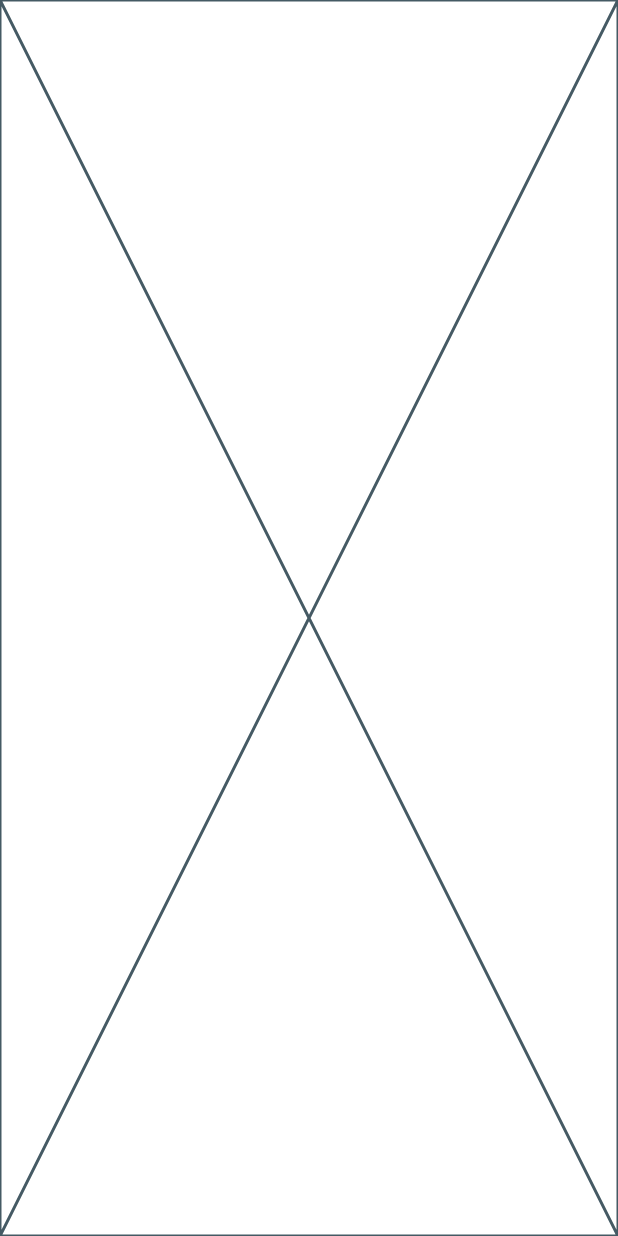
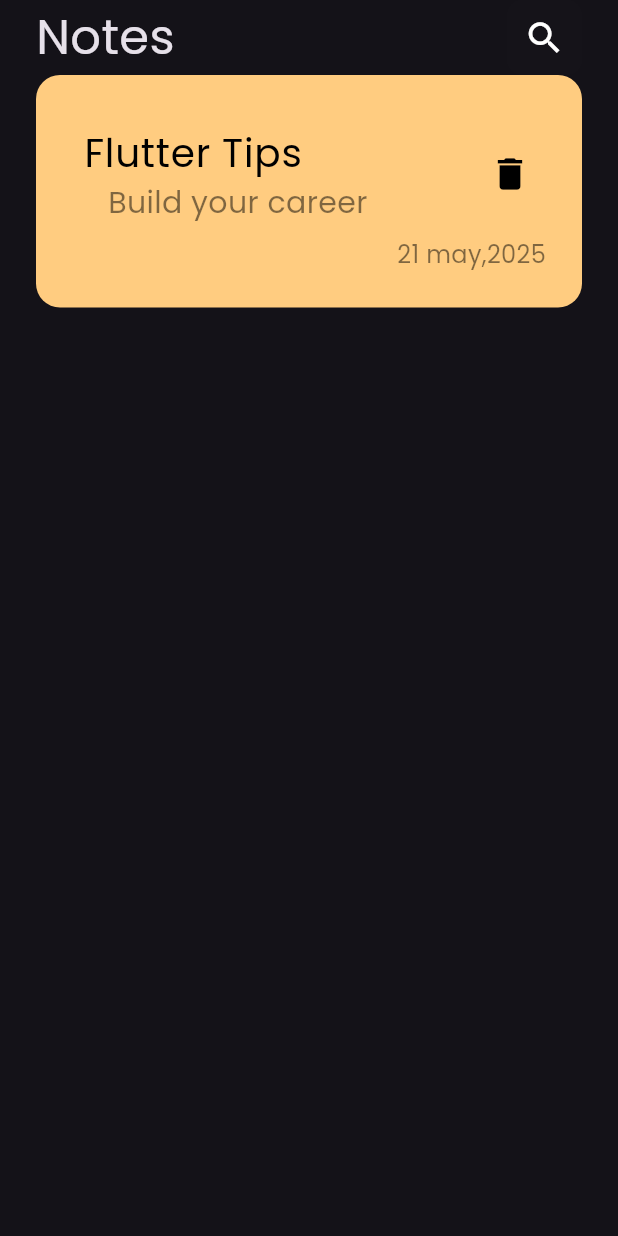
Before and after one commit to MariamEssam5/My-Notes-App, a Flutter app: the screen it shows after launch, on a phone screen of 412 x 824 dp. Run offline on Flutter 3.47's test engine with Material 3 defaults, Android fonts, the phone set to English and light mode, and no system bars.

Commit message:
create custom note item

```diff
--- a/lib/main.dart
+++ b/lib/main.dart
@@ -12,7 +12,7 @@
   Widget build(BuildContext context) {
     return MaterialApp(
       debugShowCheckedModeBanner: false,
-      theme: ThemeData(brightness: Brightness.dark),
+      theme: ThemeData(brightness: Brightness.dark, fontFamily: 'Poppins'),
       home: const NotesView(),
     );
   }
--- a/lib/views/notes_view.dart
+++ b/lib/views/notes_view.dart
@@ -1,10 +1,13 @@
 import 'package:flutter/material.dart';
+import 'package:my_notes/views/widgets/notes_view_body.dart';
 
 class NotesView extends StatelessWidget {
   const NotesView({super.key});
 
   @override
   Widget build(BuildContext context) {
-    return const Placeholder();
+    return const Scaffold(
+      body: NotesViewBody(),
+    );
   }
 }
--- /dev/null
+++ b/lib/views/widgets/custom_app_bar.dart
@@ -0,0 +1,20 @@
+import 'package:flutter/material.dart';
+import 'package:my_notes/views/widgets/custom_search_icon.dart';
+
+class CustomAppBar extends StatelessWidget {
+  const CustomAppBar({super.key});
+
+  @override
+  Widget build(BuildContext context) {
+    return const Row(
+      children: [
+        Text(
+          "Notes",
+          style: TextStyle(fontSize: 32),
+        ),
+        Spacer(),
+        CustomSearchIcon()
+      ],
+    );
+  }
+}
--- /dev/null
+++ b/lib/views/widgets/custom_note_item.dart
@@ -0,0 +1,47 @@
+import 'package:flutter/material.dart';
+
+class NoteItem extends StatelessWidget {
+  const NoteItem({super.key});
+
+  @override
+  Widget build(BuildContext context) {
+    return Container(
+      padding: EdgeInsets.only(top: 24, bottom: 24, left: 16),
+      decoration: BoxDecoration(
+          borderRadius: BorderRadius.circular(16), color: Color(0xffFFCC80)),
+      child: Column(
+        crossAxisAlignment: CrossAxisAlignment.end,
+        children: [
+          ListTile(
+            title: Text(
+              "Flutter Tips",
+              style: TextStyle(color: Colors.black, fontSize: 26),
+            ),
+            subtitle: Padding(
+              padding: const EdgeInsets.symmetric(horizontal: 16),
+              child: Text("Build your career",
+                  style: TextStyle(
+                      color: Colors.black.withOpacity(0.5), fontSize: 20)),
+            ),
+            trailing: IconButton(
+              icon: const Icon(
+                Icons.delete,
+                color: Colors.black,
+                size: 28,
+              ),
+              onPressed: () {
+                // Handle delete action
+              },
+            ),
+          ),
+          Padding(
+            padding: const EdgeInsets.only(right: 24.0),
+            child: Text("21 may,2025",
+                style: TextStyle(
+                    color: Colors.black.withOpacity(0.5), fontSize: 16)),
+          )
+        ],
+      ),
+    );
+  }
+}
--- /dev/null
+++ b/lib/views/widgets/custom_search_icon.dart
@@ -0,0 +1,21 @@
+import 'package:flutter/material.dart';
+
+class CustomSearchIcon extends StatelessWidget {
+  const CustomSearchIcon({super.key});
+
+  @override
+  Widget build(BuildContext context) {
+    return Container(
+      height: 50,
+      width: 50,
+      decoration: BoxDecoration(
+        color: Colors.white.withOpacity(0.005),
+        borderRadius: BorderRadius.circular(10),
+      ),
+      child: const Icon(
+        Icons.search,
+        size: 28,
+      ),
+    );
+  }
+}
--- /dev/null
+++ b/lib/views/widgets/notes_view_body.dart
@@ -0,0 +1,19 @@
+import 'package:flutter/material.dart';
+import 'package:my_notes/views/widgets/custom_app_bar.dart';
+import 'package:my_notes/views/widgets/custom_note_item.dart';
+
+class NotesViewBody extends StatelessWidget {
+  const NotesViewBody({super.key});
+
+  @override
+  Widget build(BuildContext context) {
+    return const SafeArea(
+      child: Padding(
+        padding: EdgeInsets.symmetric(horizontal: 24),
+        child: Column(
+          children: [CustomAppBar(), NoteItem()],
+        ),
+      ),
+    );
+  }
+}
```
Also changed, not shown: pubspec.yaml (+10 -14 lines), assets/fonts/Poppins-Regular.ttf (added), pubspec.lock.
